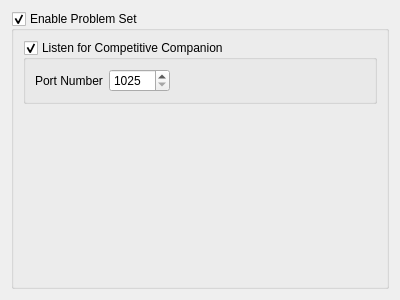
Qt form RedPandaIDE/settingsdialog/executorproblemsetwidget.ui (royqh1979/RedPanda-CPP) before a commit.
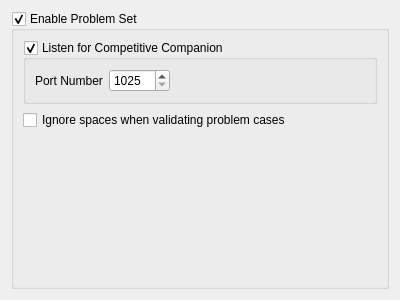
The same form after that commit.

Commit message: - enhancement: add option "ignore spaces when validating problem cases" to the "Executor"/"Problem Set" option tab.

The edit to the form file:
```diff
--- a/RedPandaIDE/settingsdialog/executorproblemsetwidget.ui
+++ b/RedPandaIDE/settingsdialog/executorproblemsetwidget.ui
@@ -65,6 +65,13 @@
         </layout>
        </widget>
       </item>
+      <item>
+       <widget class="QCheckBox" name="chkIgnoreSpacesWhenValidatingCases">
+        <property name="text">
+         <string>Ignore spaces when validating problem cases</string>
+        </property>
+       </widget>
+      </item>
       <item>
        <spacer name="verticalSpacer">
         <property name="orientation">
```
The commit also changes 12 other files.
